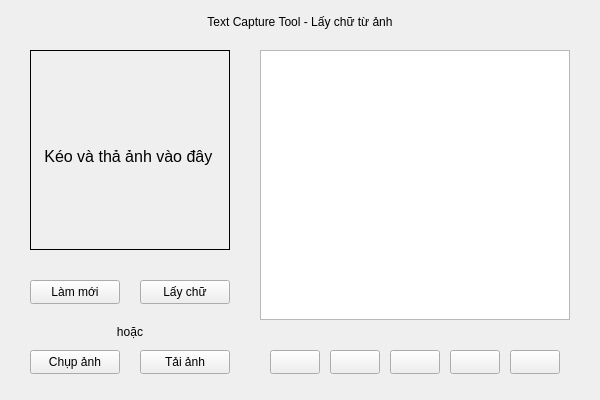
Old version of the form src/widgets/mainwindow/form.ui in the repository nhanvatphu04/Text-Capture.
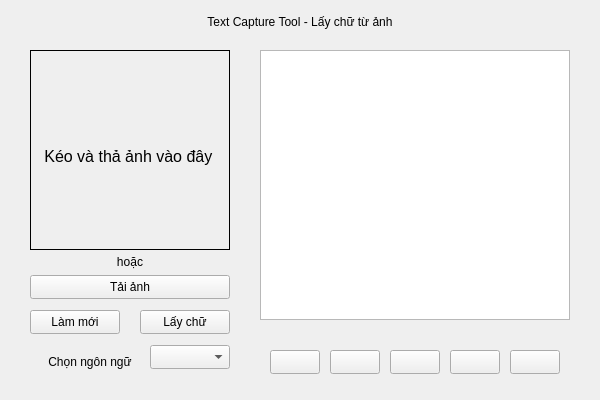
New version of the form. Icons and pictures are not drawn.

Patch:
```diff
--- a/src/widgets/mainwindow/form.ui
+++ b/src/widgets/mainwindow/form.ui
@@ -95,27 +95,11 @@
     <bool>false</bool>
    </property>
   </widget>
-  <widget class="QPushButton" name="btnCapture">
-   <property name="geometry">
-    <rect>
-     <x>30</x>
-     <y>350</y>
-     <width>90</width>
-     <height>24</height>
-    </rect>
-   </property>
-   <property name="toolTip">
-    <string>Chụp ảnh từ màn hình</string>
-   </property>
-   <property name="text">
-    <string>Chụp ảnh</string>
-   </property>
-  </widget>
   <widget class="QLabel" name="lbImageOption">
    <property name="geometry">
     <rect>
      <x>100</x>
-     <y>320</y>
+     <y>250</y>
      <width>60</width>
      <height>24</height>
     </rect>
@@ -130,9 +114,9 @@
   <widget class="QPushButton" name="btnUpload">
    <property name="geometry">
     <rect>
-     <x>140</x>
-     <y>350</y>
-     <width>90</width>
+     <x>30</x>
+     <y>275</y>
+     <width>200</width>
      <height>24</height>
     </rect>
    </property>
@@ -217,7 +201,7 @@
    <property name="geometry">
     <rect>
      <x>30</x>
-     <y>280</y>
+     <y>310</y>
      <width>90</width>
      <height>24</height>
     </rect>
@@ -233,7 +217,7 @@
    <property name="geometry">
     <rect>
      <x>140</x>
-     <y>280</y>
+     <y>310</y>
      <width>90</width>
      <height>24</height>
     </rect>
@@ -291,6 +275,44 @@
     </size>
    </property>
   </widget>
+  <widget class="QLabel" name="lbLanguage">
+   <property name="geometry">
+    <rect>
+     <x>30</x>
+     <y>350</y>
+     <width>120</width>
+     <height>24</height>
+    </rect>
+   </property>
+   <property name="text">
+    <string>Chọn ngôn ngữ</string>
+   </property>
+   <property name="alignment">
+    <set>Qt::AlignmentFlag::AlignCenter</set>
+   </property>
+  </widget>
+  <widget class="QComboBox" name="cbLanguage">
+   <property name="geometry">
+    <rect>
+     <x>150</x>
+     <y>345</y>
+     <width>80</width>
+     <height>24</height>
+    </rect>
+   </property>
+   <property name="minimumSize">
+    <size>
+     <width>80</width>
+     <height>24</height>
+    </size>
+   </property>
+   <property name="toolTip">
+    <string>Chọn ngôn ngữ</string>
+   </property>
+   <property name="currentText">
+    <string/>
+   </property>
+  </widget>
  </widget>
  <resources>
   <include location="../../../resources.qrc"/>
```
